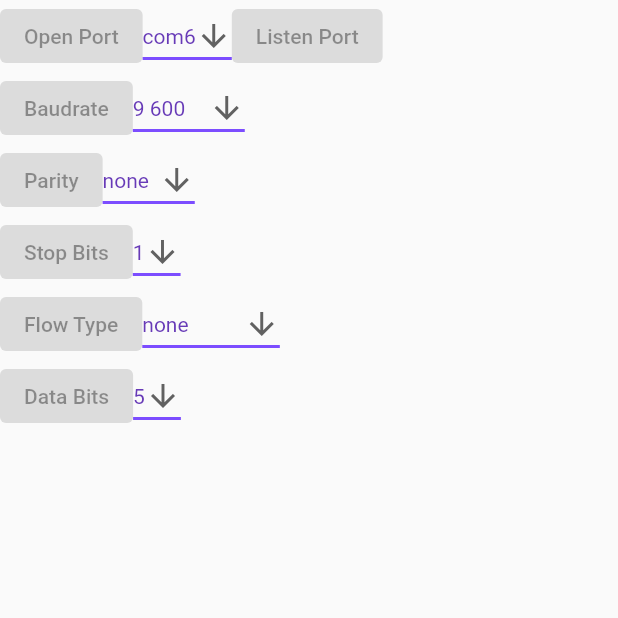
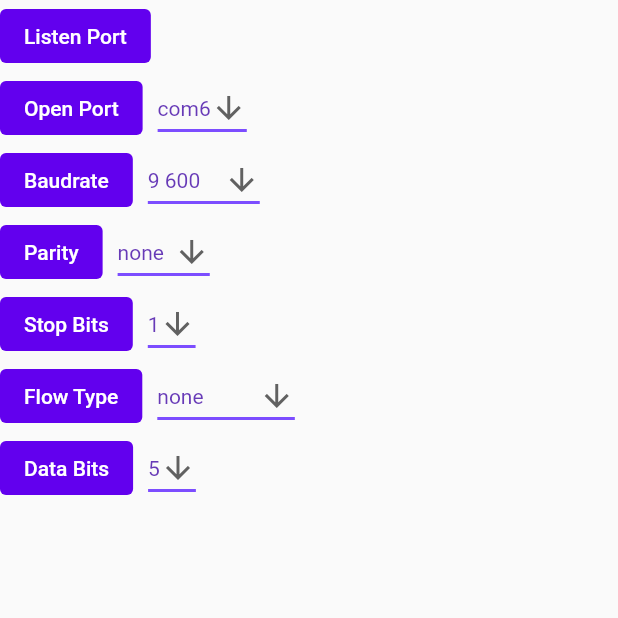
Before and after one commit to SerendipityMatthew/cue, a Flutter app: the screen it shows after launch, on a phone screen of 412 x 824 dp, the top half of it. Run offline on Flutter 3.47's test engine with Material 2 defaults, Android fonts, the phone set to English and light mode, and no system bars; missing offline and left inert: flutter_libserialport.

Commit message:
adjust serial port param ui
Signed-off-by: Matthew <xuwanjin1991@Gmail.com>

```diff
--- a/lib/StopBitDropDownButton.dart
+++ b/lib/StopBitDropDownButton.dart
@@ -1,3 +1,4 @@
+import 'package:flutter/cupertino.dart';
 import 'package:flutter/material.dart';
 import 'package:flutter/widgets.dart';
 
--- /dev/null
+++ b/lib/colors/AppColors.dart
@@ -0,0 +1,33 @@
+import 'package:flutter/material.dart';
+
+class AppColors {
+  static const Color beige = Color(0xFFA8A878);
+  static const Color black = Color(0xFF303943);
+  static const Color blue = Color(0xFF429BED);
+  static const Color primaryBlue = Color(0xFF6200EE);
+  static const Color brown = Color(0xFFB1736C);
+  static const Color darkBrown = Color(0xD0795548);
+  static const Color grey = Color(0x64303943);
+  static const Color indigo = Color(0xFF6C79DB);
+  static const Color lightBlue = Color(0xFF7AC7FF);
+  static const Color lightBrown = Color(0xFFCA8179);
+  static const Color whiteGrey = Color(0xFFFDFDFD);
+  static const Color white = Color(0xFFFFFFFF);
+  static const Color lightCyan = Color(0xFF98D8D8);
+  static const Color lightGreen = Color(0xFF78C850);
+  static const Color lighterGrey = Color(0xFFF4F5F4);
+  static const Color lightGrey = Color(0xFFF5F5F5);
+  static const Color lightPink = Color(0xFFEE99AC);
+  static const Color lightPurple = Color(0xFF9F5BBA);
+  static const Color lightRed = Color(0xFFFB6C6C);
+  static const Color lightTeal = Color(0xFF48D0B0);
+  static const Color lightYellow = Color(0xFFFFCE4B);
+  static const Color lilac = Color(0xFFA890F0);
+  static const Color pink = Color(0xFFF85888);
+  static const Color purple = Color(0xFF7C538C);
+  static const Color red = Color(0xFFFA6555);
+  static const Color teal = Color(0xFF4FC1A6);
+  static const Color yellow = Color(0xFFF6C747);
+  static const Color semiGrey = Color(0xFFbababa);
+  static const Color violet = Color(0xD07038F8);
+}
--- a/lib/home_page.dart
+++ b/lib/home_page.dart
@@ -3,6 +3,7 @@ import 'package:cue/DataBitsDropDownButton.dart';
 import 'package:cue/FlowTypeDropDownButton.dart';
 import 'package:cue/ParityDropDownButton.dart';
 import 'package:cue/StopBitDropDownButton.dart';
+import 'package:cue/colors/AppColors.dart';
 import 'package:flutter/cupertino.dart';
 import 'package:flutter/material.dart';
 
@@ -19,41 +20,117 @@ class HomePage extends StatelessWidget {
           children: [
             Row(
               children: [
-                ElevatedButton(onPressed: null, child: Text("Open Port")),
-                PortListDropDownButton(),
                 ElevatedButton(
                   onPressed: null,
-                  child: Text("Listen Port"),
+                  style: ButtonStyle(
+                      backgroundColor:
+                          MaterialStateProperty.all(AppColors.primaryBlue)),
+                  child: Text(
+                    "Listen Port",
+                    style: TextStyle(color: AppColors.white),
+                  ),
                 ),
               ],
             ),
             Row(
               children: [
-                ElevatedButton(onPressed: null, child: Text('Baudrate')),
+                ElevatedButton(
+                    onPressed: null,
+                    style: ButtonStyle(
+                        backgroundColor:
+                            MaterialStateProperty.all(AppColors.primaryBlue)),
+                    child: Text(
+                      "Open Port",
+                      style: TextStyle(color: AppColors.white),
+                    )),
+                SizedBox(
+                  width: 10,
+                ),
+                PortListDropDownButton(),
+              ],
+            ),
+            Row(
+              children: [
+                ElevatedButton(
+                    onPressed: null,
+                    style: ButtonStyle(
+                        backgroundColor:
+                            MaterialStateProperty.all(AppColors.primaryBlue)),
+                    child: Text(
+                      'Baudrate',
+                      style: TextStyle(color: AppColors.white),
+                    )),
+                SizedBox(
+                  width: 10,
+                ),
                 BaudrateDropDownButton()
               ],
             ),
             Row(
               children: [
-                ElevatedButton(onPressed: null, child: Text('Parity')),
+                ElevatedButton(
+                    onPressed: null,
+                    style: ButtonStyle(
+                        backgroundColor:
+                            MaterialStateProperty.all(AppColors.primaryBlue)),
+                    child: Text(
+                      'Parity',
+                      style: TextStyle(color: AppColors.white),
+                    )),
+                SizedBox(
+                  width: 10,
+                ),
                 ParityDropDownButton()
               ],
             ),
             Row(
               children: [
-                ElevatedButton(onPressed: null, child: Text('Stop Bits')),
+                ElevatedButton(
+                    onPressed: null,
+                    style: ButtonStyle(
+                        backgroundColor:
+                            MaterialStateProperty.all(AppColors.primaryBlue)),
+                    child: Text(
+                      'Stop Bits',
+                      style: TextStyle(color: AppColors.white),
+                    )),
+                SizedBox(
+                  width: 10,
+                ),
                 StopBitDropDownButton()
               ],
             ),
             Row(
               children: [
-                ElevatedButton(onPressed: null, child: Text('Flow Type')),
+                ElevatedButton(
+                    onPressed: null,
+                    style: ButtonStyle(
+                        backgroundColor:
+                            MaterialStateProperty.all(AppColors.primaryBlue)),
+                    child: Text(
+                      'Flow Type',
+                      style: TextStyle(color: AppColors.white),
+                    )),
+                SizedBox(
+                  width: 10,
+                ),
                 FlowTypeDropDownButton()
               ],
             ),
             Row(
               children: [
-                ElevatedButton(onPressed: null, child: Text('Data Bits')),
+                ElevatedButton(
+                    onPressed: null,
+                    style: ButtonStyle(
+                        backgroundColor:
+                            MaterialStateProperty.all(AppColors.primaryBlue)),
+                    child: Text(
+                      'Data Bits',
+                      style: TextStyle(color: AppColors.white),
+                    )),
+                SizedBox(
+                  width: 10,
+                ),
                 DataBitsDropDownButton()
               ],
             ),
--- /dev/null
+++ b/lib/view/PortSettingButton.dart
@@ -0,0 +1,23 @@
+import 'package:flutter/material.dart';
+
+class PortSettingButton extends ElevatedButton {
+  const PortSettingButton({
+    Key? key,
+    required VoidCallback? onPressed,
+    VoidCallback? onLongPress,
+    ButtonStyle? style,
+    FocusNode? focusNode,
+    bool autofocus = false,
+    Clip clipBehavior = Clip.none,
+    required Widget? child,
+  }) : super(
+          key: key,
+          onPressed: onPressed,
+          onLongPress: onLongPress,
+          focusNode: focusNode,
+          autofocus: autofocus,
+          clipBehavior: clipBehavior,
+          child: child,
+          style: style,
+        );
+}
```
Also changed, not shown: 4 other files.
